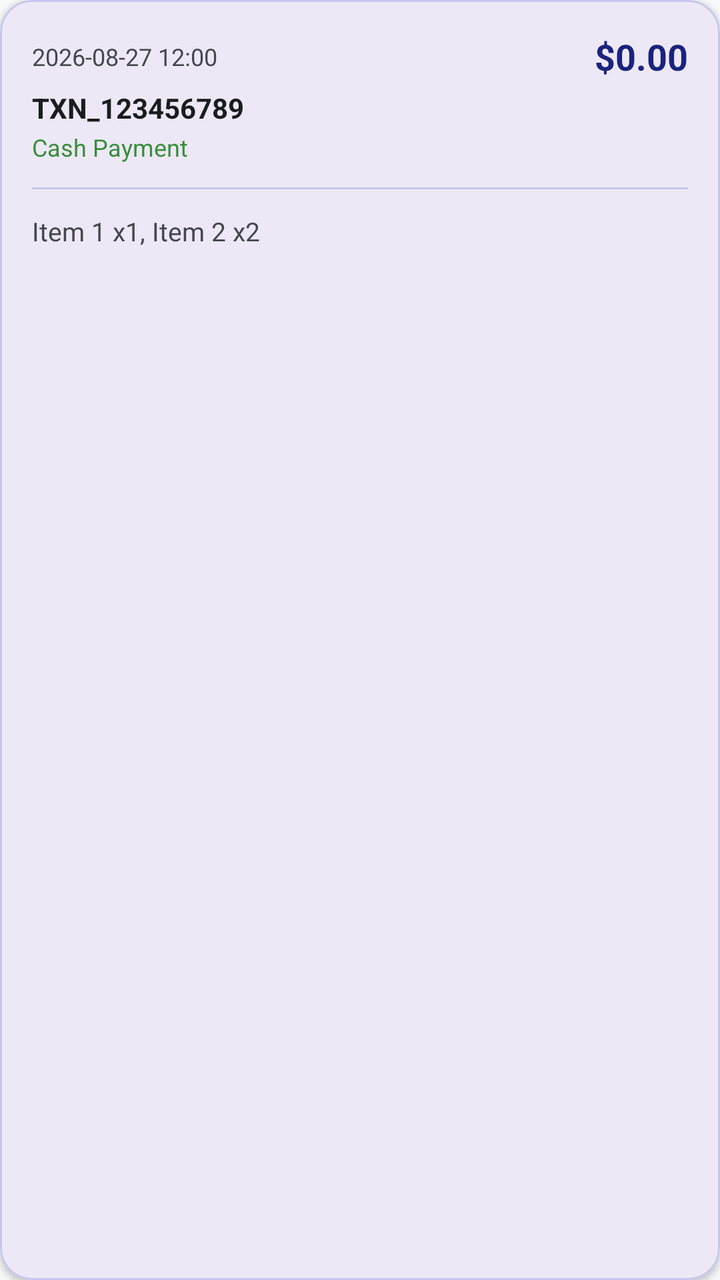
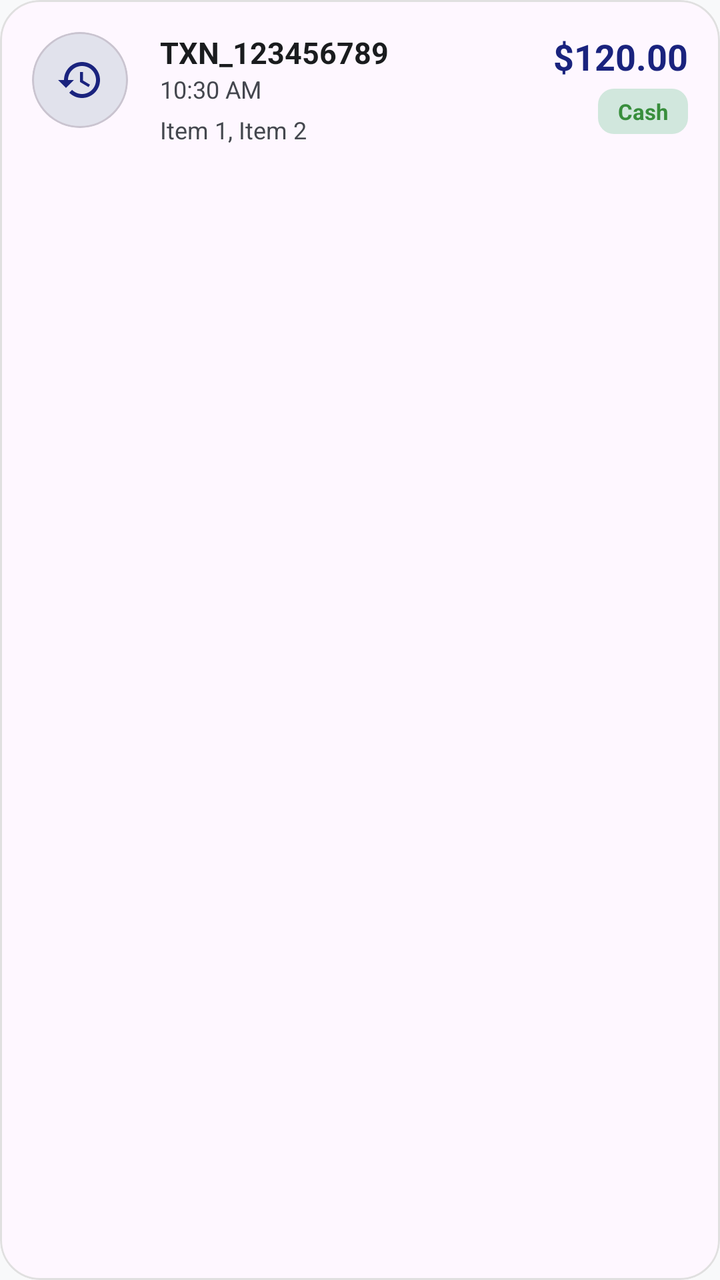

Compare the two renders of this Android layout. The source of the first and the diff that turns it into the second are given below.
<!-- AndroidManifest.xml: application theme Theme.PosExpress -->
<!-- res/layout/item_order_history.xml -->
<?xml version="1.0" encoding="utf-8"?>
<com.google.android.material.card.MaterialCardView xmlns:android="http://schemas.android.com/apk/res/android"
    xmlns:app="http://schemas.android.com/apk/res-auto"
    android:layout_width="match_parent"
    android:layout_height="wrap_content"
    android:layout_marginHorizontal="16dp"
    android:layout_marginVertical="8dp"
    app:cardCornerRadius="16dp"
    app:cardElevation="2dp"
    app:strokeWidth="1dp"
    app:strokeColor="@color/divider">

    <LinearLayout
        android:layout_width="match_parent"
        android:layout_height="wrap_content"
        android:orientation="vertical"
        android:padding="16dp">

        <LinearLayout
            android:layout_width="match_parent"
            android:layout_height="wrap_content"
            android:orientation="horizontal"
            android:gravity="center_vertical">

            <TextView
                android:id="@+id/tvOrderTime"
                android:layout_width="0dp"
                android:layout_height="wrap_content"
                android:layout_weight="1"
                android:text="2026-08-27 12:00"
                android:textColor="@color/textSecondary"
                android:textSize="12sp" />

            <TextView
                android:id="@+id/tvOrderAmount"
                android:layout_width="wrap_content"
                android:layout_height="wrap_content"
                android:text="$0.00"
                android:textColor="@color/primaryNavy"
                android:textSize="18sp"
                android:textStyle="bold" />
        </LinearLayout>

        <TextView
            android:id="@+id/tvOrderId"
            android:layout_width="wrap_content"
            android:layout_height="wrap_content"
            android:text="TXN_123456789"
            android:textColor="@color/textPrimary"
            android:textSize="14sp"
            android:textStyle="bold"
            android:layout_marginTop="4dp" />

        <TextView
            android:id="@+id/tvOrderMethod"
            android:layout_width="wrap_content"
            android:layout_height="wrap_content"
            android:text="Cash Payment"
            android:textColor="@color/successEmerald"
            android:textSize="12sp"
            android:layout_marginTop="2dp" />

        <View
            android:layout_width="match_parent"
            android:layout_height="1dp"
            android:background="@color/divider"
            android:layout_marginVertical="12dp" />

        <TextView
            android:id="@+id/tvOrderItems"
            android:layout_width="match_parent"
            android:layout_height="wrap_content"
            android:text="Item 1 x1, Item 2 x2"
            android:textColor="@color/textSecondary"
            android:textSize="13sp" />

    </LinearLayout>

</com.google.android.material.card.MaterialCardView>
<!-- resources referenced by this layout -->
<resources>
  <color name="divider">#C4C7EB</color>
  <color name="primaryNavy">#1A237E</color>
  <color name="successEmerald">#388E3C</color>
  <color name="textPrimary">#1A1C1E</color>
  <color name="textSecondary">#44474E</color>
  <style name="Theme.PosExpress" parent="Base.Theme.PosExpress" />
  <style name="Base.Theme.PosExpress" parent="Theme.Material3.DayNight.NoActionBar">
          <item name="colorPrimary">@color/primaryNavy</item>
          <item name="colorOnPrimary">@color/white</item>
          <item name="android:windowBackground">@color/backgroundOffWhite</item>
          <item name="android:statusBarColor">@color/primaryNavy</item>
          <item name="colorSecondaryContainer">@color/surfaceVariant</item>
          <item name="colorOnSecondaryContainer">@color/primaryNavy</item>
      </style>
  <color name="white">#FFFFFF</color>
  <color name="backgroundOffWhite">#F8F9FA</color>
  <color name="surfaceVariant">#E1E2EC</color>
</resources>

<!-- the commit's change to res/layout/item_order_history.xml (unified diff, before → after) -->
@@ -4,76 +4,100 @@
     android:layout_width="match_parent"
     android:layout_height="wrap_content"
     android:layout_marginHorizontal="16dp"
-    android:layout_marginVertical="8dp"
-    app:cardCornerRadius="16dp"
-    app:cardElevation="2dp"
+    android:layout_marginVertical="6dp"
+    app:cardCornerRadius="20dp"
+    app:cardElevation="0dp"
     app:strokeWidth="1dp"
-    app:strokeColor="@color/divider">
+    app:strokeColor="#E0E0E0">
 
-    <LinearLayout
+    <androidx.constraintlayout.widget.ConstraintLayout
         android:layout_width="match_parent"
         android:layout_height="wrap_content"
-        android:orientation="vertical"
         android:padding="16dp">
 
-        <LinearLayout
-            android:layout_width="match_parent"
-            android:layout_height="wrap_content"
-            android:orientation="horizontal"
-            android:gravity="center_vertical">
+        <com.google.android.material.card.MaterialCardView
+            android:id="@+id/cvIconContainer"
+            android:layout_width="48dp"
+            android:layout_height="48dp"
+            app:cardBackgroundColor="@color/surfaceVariant"
+            app:cardCornerRadius="24dp"
+            app:cardElevation="0dp"
+            app:layout_constraintStart_toStartOf="parent"
+            app:layout_constraintTop_toTopOf="parent">
 
-            <TextView
-                android:id="@+id/tvOrderTime"
-                android:layout_width="0dp"
-                android:layout_height="wrap_content"
-                android:layout_weight="1"
-                android:text="2026-08-27 12:00"
-                android:textColor="@color/textSecondary"
-                android:textSize="12sp" />
-
-            <TextView
-                android:id="@+id/tvOrderAmount"
-                android:layout_width="wrap_content"
-                android:layout_height="wrap_content"
-                android:text="$0.00"
-                android:textColor="@color/primaryNavy"
-                android:textSize="18sp"
-                android:textStyle="bold" />
-        </LinearLayout>
+            <ImageView
+                android:id="@+id/ivPaymentIcon"
+                android:layout_width="24dp"
+                android:layout_height="24dp"
+                android:layout_gravity="center"
+                android:src="@drawable/ic_history_modern"
+                android:contentDescription="@string/desc_payment_icon"
+                app:tint="@color/primaryNavy" />
+        </com.google.android.material.card.MaterialCardView>
 
         <TextView
             android:id="@+id/tvOrderId"
+            android:layout_width="0dp"
+            android:layout_height="wrap_content"
+            android:layout_marginStart="16dp"
+            android:text="TXN_123456789"
+            android:textColor="@color/textPrimary"
+            android:textSize="15sp"
+            android:textStyle="bold"
+            app:layout_constraintEnd_toStartOf="@+id/tvOrderAmount"
+            app:layout_constraintStart_toEndOf="@id/cvIconContainer"
+            app:layout_constraintTop_toTopOf="@id/cvIconContainer" />
+
+        <TextView
+            android:id="@+id/tvOrderTime"
             android:layout_width="wrap_content"
             android:layout_height="wrap_content"
-            android:text="TXN_123456789"
-            android:textColor="@color/textPrimary"
-            android:textSize="14sp"
+            android:text="10:30 AM"
+            android:textColor="@color/textSecondary"
+            android:textSize="12sp"
+            app:layout_constraintStart_toStartOf="@id/tvOrderId"
+            app:layout_constraintTop_toBottomOf="@id/tvOrderId" />
+
+        <TextView
+            android:id="@+id/tvOrderItems"
+            android:layout_width="0dp"
+            android:layout_height="wrap_content"
+            android:layout_marginTop="4dp"
+            android:ellipsize="end"
+            android:maxLines="1"
+            android:text="Item 1, Item 2"
+            android:textColor="@color/textSecondary"
+            android:textSize="12sp"
+            app:layout_constraintEnd_toStartOf="@+id/tvOrderMethod"
+            app:layout_constraintStart_toStartOf="@id/tvOrderId"
+            app:layout_constraintTop_toBottomOf="@id/tvOrderTime" />
+
+        <TextView
+            android:id="@+id/tvOrderAmount"
+            android:layout_width="wrap_content"
+            android:layout_height="wrap_content"
+            android:text="$120.00"
+            android:textColor="@color/primaryNavy"
+            android:textSize="18sp"
             android:textStyle="bold"
-            android:layout_marginTop="4dp" />
+            app:layout_constraintEnd_toEndOf="parent"
+            app:layout_constraintTop_toTopOf="@id/tvOrderId" />
 
         <TextView
             android:id="@+id/tvOrderMethod"
             android:layout_width="wrap_content"
             android:layout_height="wrap_content"
-            android:text="Cash Payment"
+            android:layout_marginTop="4dp"
+            android:background="@drawable/badge_background"
+            android:paddingHorizontal="10dp"
+            android:paddingVertical="4dp"
+            android:text="Cash"
             android:textColor="@color/successEmerald"
-            android:textSize="12sp"
-            android:layout_marginTop="2dp" />
+            android:textSize="11sp"
+            android:textStyle="bold"
+            app:layout_constraintEnd_toEndOf="parent"
+            app:layout_constraintTop_toBottomOf="@id/tvOrderAmount" />
 
-        <View
-            android:layout_width="match_parent"
-            android:layout_height="1dp"
-            android:background="@color/divider"
-            android:layout_marginVertical="12dp" />
-
-        <TextView
-            android:id="@+id/tvOrderItems"
-            android:layout_width="match_parent"
-            android:layout_height="wrap_content"
-            android:text="Item 1 x1, Item 2 x2"
-            android:textColor="@color/textSecondary"
-            android:textSize="13sp" />
-
-    </LinearLayout>
+    </androidx.constraintlayout.widget.ConstraintLayout>
 
 </com.google.android.material.card.MaterialCardView>
<!-- resource entries referenced after the edit -->
@@ -1,11 +1,28 @@
 <!-- resources referenced by this layout -->
 <resources>
-  <color name="divider">#C4C7EB</color>
   <color name="primaryNavy">#1A237E</color>
   <color name="successEmerald">#388E3C</color>
   <color name="textPrimary">#1A1C1E</color>
   <color name="textSecondary">#44474E</color>
+  <!-- drawable badge_background (drawable) -->
+  <?xml version="1.0" encoding="utf-8"?>
+  <shape xmlns:android="http://schemas.android.com/apk/res/android">
+      <solid android:color="@color/successContainer" />
+      <corners android:radius="8dp" />
+  </shape>
+  <!-- drawable ic_history_modern (drawable) -->
+  <vector xmlns:android="http://schemas.android.com/apk/res/android"
+      android:width="24dp"
+      android:height="24dp"
+      android:viewportWidth="24"
+      android:viewportHeight="24">
+      <path
+          android:fillColor="#FF000000"
+          android:pathData="M13,3c-4.97,0 -9,4.03 -9,9H1l3.89,3.89 0.07,0.14L9,12H6c0,-3.87 3.13,-7 7,-7s7,3.13 7,7s-3.13,7 -7,7c-1.93,0 -3.68,-0.79 -4.94,-2.06l-1.42,1.42C8.27,19.99 10.51,21 13,21c4.97,0 9,-4.03 9,-9S17.97,3 13,3zM12,8v5l4.28,2.54 0.72,-1.21 -3.5,-2.08V8H12z" />
+  </vector>
+  <string name="desc_payment_icon">Payment Method Icon</string>
   <style name="Theme.PosExpress" parent="Base.Theme.PosExpress" />
+  <color name="successContainer">#D1E7DD</color>
   <style name="Base.Theme.PosExpress" parent="Theme.Material3.DayNight.NoActionBar">
           <item name="colorPrimary">@color/primaryNavy</item>
           <item name="colorOnPrimary">@color/white</item>
